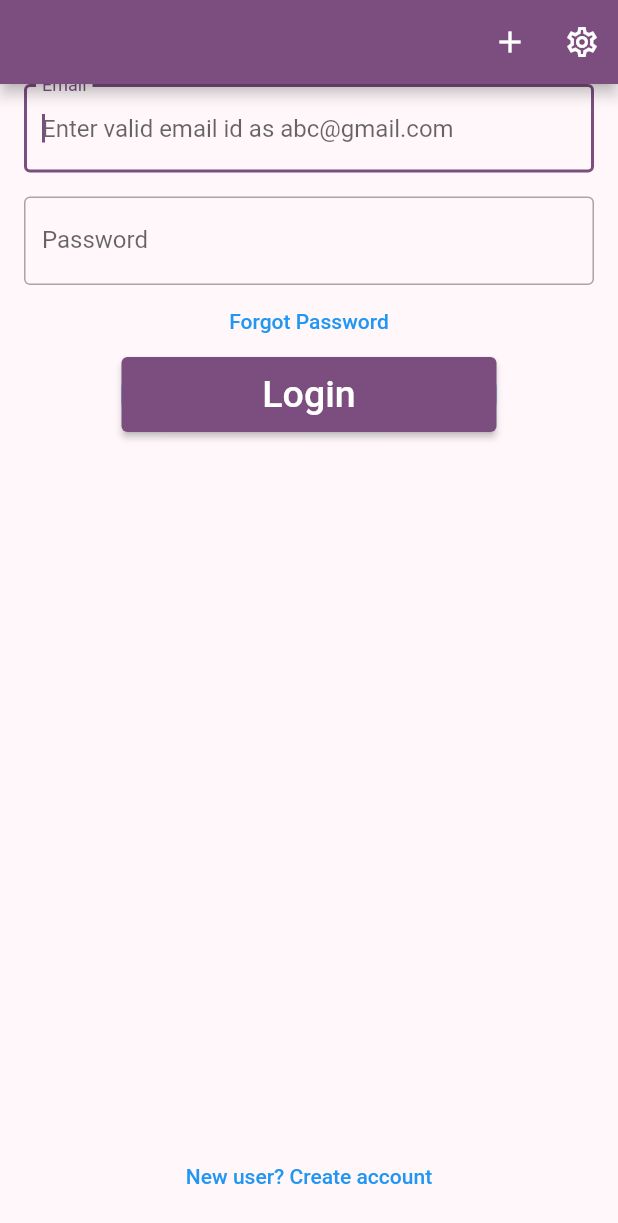
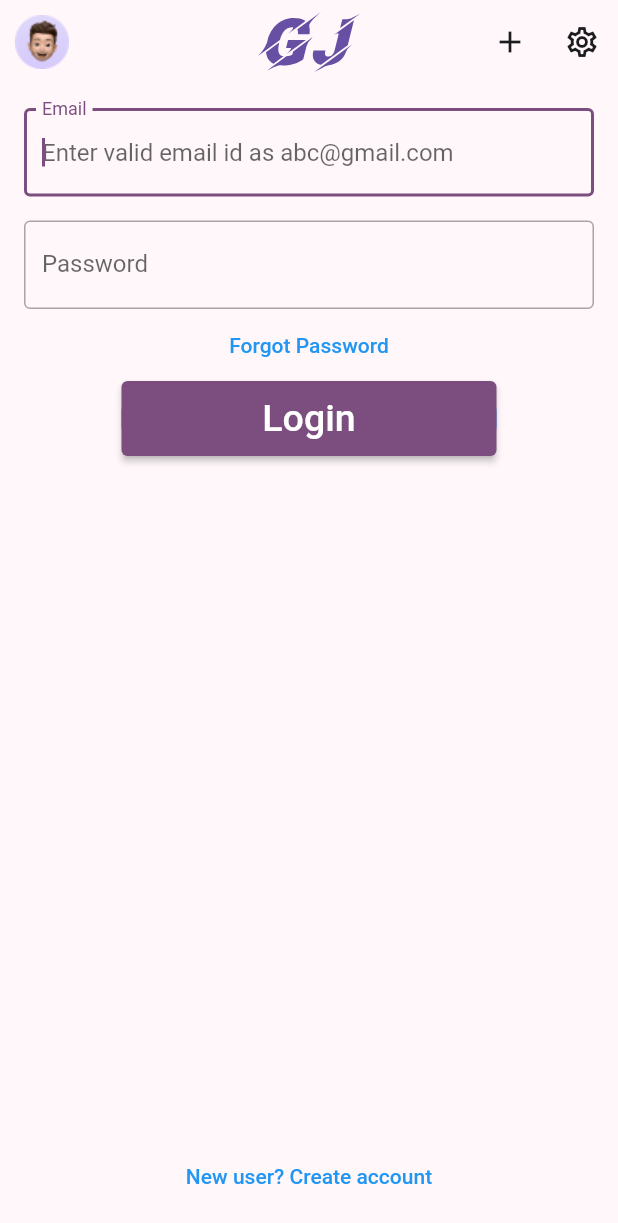
Before and after one commit to AlexLomm/SweatNotes, a Flutter app: the screen it shows after launch, on a phone screen of 412 x 824 dp. Shown: the top 1223 px of the screen. Run offline on Flutter 3.47's test engine with Material 2 defaults, Android fonts, the phone set to English and light mode, and no system bars; our stand-ins replace cloud_firestore, firebase_auth, firebase_core, flutter_riverpod, flutter_svg, freezed_annotation and 2 more; accounts and stored records are empty.

Commit message:
Customize AppBar

```diff
--- a/lib/widgets/layout.dart
+++ b/lib/widgets/layout.dart
@@ -1,4 +1,5 @@
 import 'package:flutter/material.dart';
+import 'package:flutter_svg/svg.dart';
 
 class Layout extends StatelessWidget {
   final bool isScrollable;
@@ -14,15 +15,30 @@ class Layout extends StatelessWidget {
   Widget build(BuildContext context) {
     return Scaffold(
       appBar: AppBar(
+        backgroundColor: Colors.transparent,
+        shadowColor: Colors.transparent,
+        centerTitle: true,
+        title: SvgPicture.asset(
+          height: 48,
+          'assets/logo.svg',
+        ),
+        leading: Image.asset(
+          height: 36,
+          'assets/profile-image-placeholder.png',
+        ),
         actions: [
           IconButton(
-            icon: const Icon(Icons.add),
+            // TODO: extract color
+            icon: const Icon(Icons.add, color: Color.fromRGBO(28, 27, 31, 1)),
             tooltip: 'Add new entry',
             splashRadius: 20,
             onPressed: () {},
           ),
           IconButton(
-            icon: const Icon(Icons.settings_outlined),
+            icon: const Icon(
+              Icons.settings_outlined,
+              color: Color.fromRGBO(28, 27, 31, 1),
+            ),
             tooltip: 'View entries',
             splashRadius: 20,
             onPressed: () {},
@@ -30,7 +46,10 @@ class Layout extends StatelessWidget {
         ],
       ),
       body: SafeArea(
-        child: isScrollable ? SingleChildScrollView(child: child) : child,
+        child: Container(
+          padding: const EdgeInsets.only(top: 16.0),
+          child: isScrollable ? SingleChildScrollView(child: child) : child,
+        ),
       ),
     );
   }
--- a/pubspec.yaml
+++ b/pubspec.yaml
@@ -48,6 +48,7 @@ dependencies:
   freezed_annotation: ^2.2.0
   flutter_riverpod: ^2.3.0
   riverpod_annotation: ^2.0.0
+  flutter_svg: ^2.0.2
 
 dev_dependencies:
   flutter_test:
```
Also changed, not shown: assets/logo.svg (added), assets/profile-image-placeholder.png (added), pubspec.lock.
